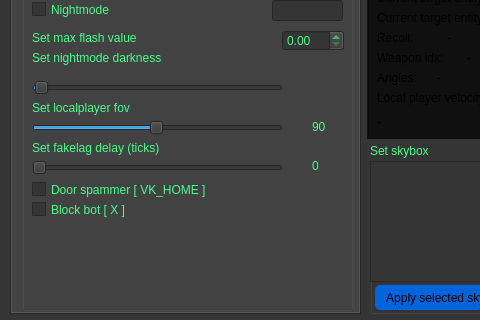
Before: the Qt Designer form widget.ui in skajuks/QTExternal, drawn with Qt 5; both pictures show x 0 to 480 and y 146 to 466 of the 696 by 466 pixel window.
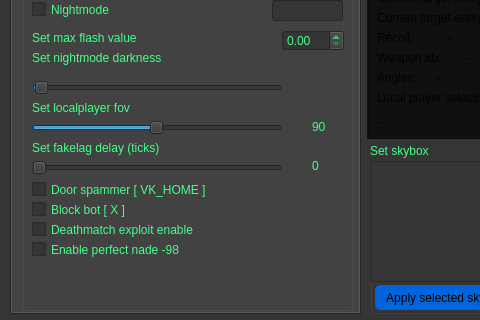
After: the same form once the commit is applied.

Diff of the .ui file:
```diff
--- a/widget.ui
+++ b/widget.ui
@@ -1363,6 +1363,32 @@
        <string>Block bot [ X ]</string>
       </property>
      </widget>
+     <widget class="QCheckBox" name="dm_exploit_enable">
+      <property name="geometry">
+       <rect>
+        <x>10</x>
+        <y>320</y>
+        <width>231</width>
+        <height>19</height>
+       </rect>
+      </property>
+      <property name="text">
+       <string>Deathmatch exploit enable</string>
+      </property>
+     </widget>
+     <widget class="QCheckBox" name="perfect_nade_enable">
+      <property name="geometry">
+       <rect>
+        <x>10</x>
+        <y>340</y>
+        <width>231</width>
+        <height>19</height>
+       </rect>
+      </property>
+      <property name="text">
+       <string>Enable perfect nade -98</string>
+      </property>
+     </widget>
     </widget>
    </widget>
    <widget class="QWidget" name="Debug">
```
